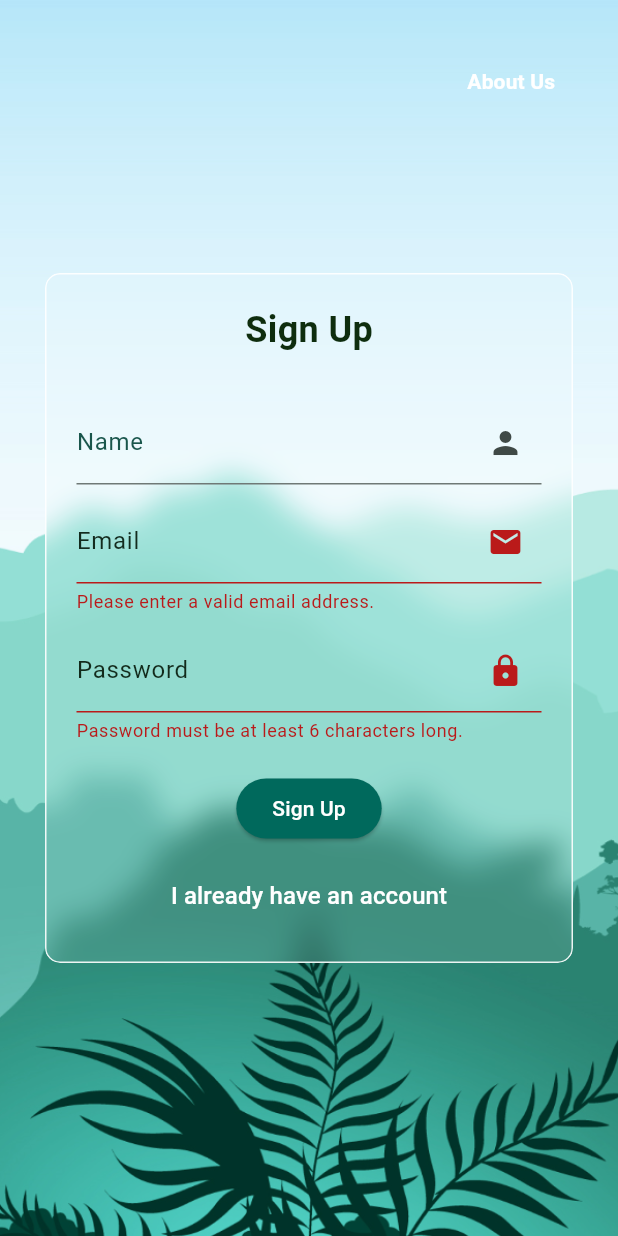
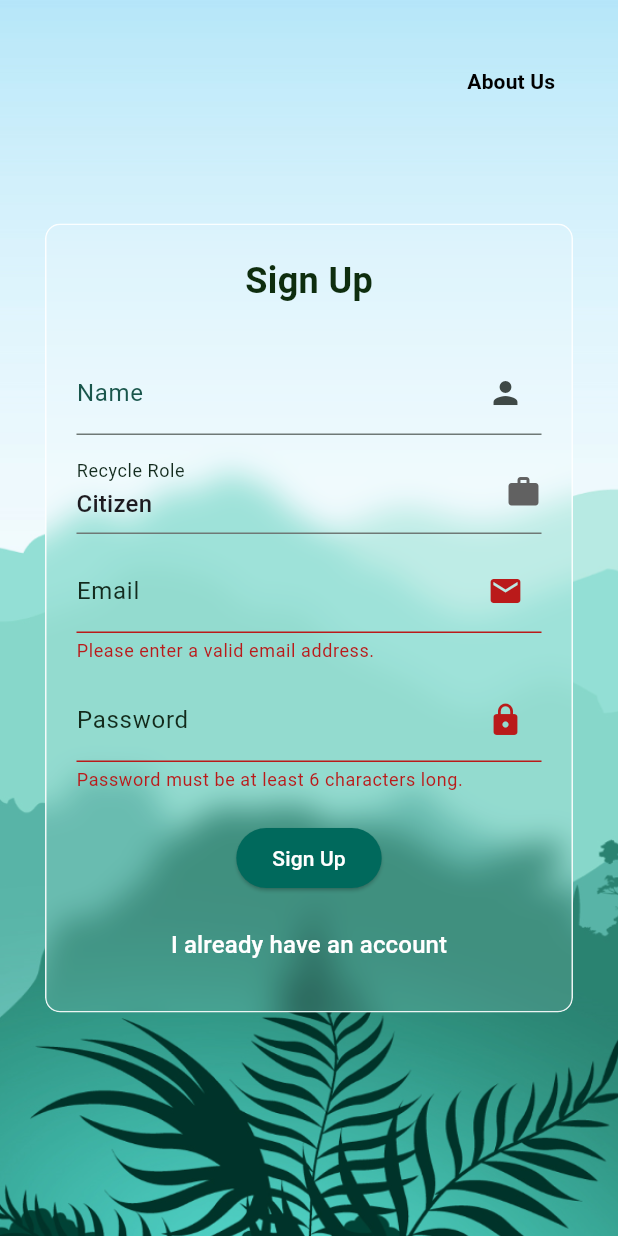
Before and after one commit to Pratika17/renewa-app-flutter, a Flutter app: the screen it shows after launch, after a tap on "Login", after a tap on "Create an account", on a phone screen of 412 x 824 dp. Run offline on Flutter 3.47's test engine with Material 3 defaults, Android fonts, the phone set to English and light mode, and no system bars; our stand-ins replace cloud_firestore, firebase_auth, firebase_core, firebase_storage, geolocator, google_fonts and 3 more; accounts and stored records are empty; Roboto replaces fonts that are missing (Judson).

Commit message:
recycling dynamic role loading

```diff
--- a/lib/screens/newFeatures/dealers_location_2.dart
+++ b/lib/screens/newFeatures/dealers_location_2.dart
@@ -41,10 +41,6 @@ class _DealerLocationScreenState extends State<DealerLocationScreen> {
         _submissionLocationCoords = LatLng(submissionLat, submissionLong);
       });
     }
-  }
-
-  void _onMapCreated(GoogleMapController controller) {
-    mapController = controller;
   }
 
   @override
--- a/lib/screens/newFeatures/plantpurchase.dart
+++ b/lib/screens/newFeatures/plantpurchase.dart
@@ -61,7 +61,7 @@ class PlantPurchaseScreen extends StatelessWidget {
 class PlantCard extends StatelessWidget {
   final Map<String, dynamic> plant;
 
-  const PlantCard({Key? key, required this.plant}) : super(key: key);
+  const PlantCard({super.key, required this.plant});
 
   @override
   Widget build(BuildContext context) {
--- a/lib/screens/register_page.dart
+++ b/lib/screens/register_page.dart
@@ -20,6 +20,7 @@ class _RegistrationScreenState extends State<RegistrationScreen> {
   var _email = '';
   var _password = '';
   var _name = '';
+  String _selectedRole = 'Citizen'; // Default value
   bool _isLoading = false;
 
   void _submit() async {
@@ -41,18 +42,23 @@ class _RegistrationScreenState extends State<RegistrationScreen> {
         );
       } else {
         // Sign-up logic
-        final userCredentials = await _firebaseAuth.createUserWithEmailAndPassword(
+        final userCredentials =
+            await _firebaseAuth.createUserWithEmailAndPassword(
           email: _email,
           password: _password,
         );
 
         // Add user to Firestore
-        await FirebaseFirestore.instance.collection('Users').doc(userCredentials.user!.uid).set({
+        await FirebaseFirestore.instance
+            .collection('Users')
+            .doc(userCredentials.user!.uid)
+            .set({
           'user_name': _name,
           'user_email': _email,
           'subscription_type': 'free',
-          'credits':0,
-          'recycle_award':0,
+          'credits': 0,
+          'recycle_award': 0,
+          'recycle_role': _selectedRole, // Save selected role
           'created_at': FieldValue.serverTimestamp(),
         });
       }
@@ -89,12 +95,14 @@ class _RegistrationScreenState extends State<RegistrationScreen> {
               onPressed: () {
                 Navigator.push(
                   context,
-                  MaterialPageRoute(builder: (context) => const AboutUsScreen()),
+                  MaterialPageRoute(
+                      builder: (context) => const AboutUsScreen()),
                 );
               },
               child: const Text(
                 'About Us',
-                style: TextStyle(fontWeight: FontWeight.bold, color: Colors.white),
+                style:
+                    TextStyle(fontWeight: FontWeight.bold, color: Colors.black),
               ),
             ),
           ),
@@ -153,6 +161,39 @@ class _RegistrationScreenState extends State<RegistrationScreen> {
                                 },
                               ),
                             const SizedBox(height: 10),
+                            if (!_isLogin)
+                              DropdownButtonFormField<String>(
+                                value: _selectedRole,
+                                decoration: const InputDecoration(
+                                  suffixIcon: Icon(Icons.work),
+                                  labelText: 'Recycle Role',
+                                  labelStyle: TextStyle(
+                                    color: Color.fromARGB(255, 19, 43, 30),
+                                  ),
+                                ),
+                                items: const [
+                                  DropdownMenuItem(
+                                    value: 'Citizen',
+                                    child: Text('Citizen'),
+                                  ),
+                                  DropdownMenuItem(
+                                    value: 'Collection Worker',
+                                    child: Text('Collection Worker'),
+                                  ),
+                                  DropdownMenuItem(
+                                    value: 'Dealer',
+                                    child: Text('Dealer'),
+                                  ),
+                                ],
+                                onChanged: (String? newValue) {
+                                  if (newValue != null) {
+                                    setState(() {
+                                      _selectedRole = newValue;
+                                    });
+                                  }
+                                },
+                              ),
+                            const SizedBox(height: 10),
                             // Email Field
                             TextFormField(
                               key: const ValueKey('email'),
@@ -201,13 +242,13 @@ class _RegistrationScreenState extends State<RegistrationScreen> {
                             ),
                             const SizedBox(height: 20),
                             // Loading Indicator or Submit Button
-                            if (_isLoading)
-                              const CircularProgressIndicator(),
+                            if (_isLoading) const CircularProgressIndicator(),
                             if (!_isLoading)
                               ElevatedButton(
                                 onPressed: _submit,
                                 style: ElevatedButton.styleFrom(
-                                  backgroundColor: const Color.fromRGBO(0, 105, 92, 1),
+                                  backgroundColor:
+                                      const Color.fromRGBO(0, 105, 92, 1),
                                   foregroundColor: Colors.white,
                                 ),
                                 child: Text(_isLogin ? 'Login' : 'Sign Up'),
@@ -221,8 +262,11 @@ class _RegistrationScreenState extends State<RegistrationScreen> {
                                 });
                               },
                               child: Text(
-                                _isLogin ? 'Create an account' : 'I already have an account',
-                                style: const TextStyle(color: Colors.white, fontSize: 16),
+                                _isLogin
+                                    ? 'Create an account'
+                                    : 'I already have an account',
+                                style: const TextStyle(
+                                    color: Colors.white, fontSize: 16),
                               ),
                             ),
                           ],
--- a/lib/widgets/main_drawer.dart
+++ b/lib/widgets/main_drawer.dart
@@ -2,8 +2,6 @@ import 'package:cloud_firestore/cloud_firestore.dart';
 import 'package:firebase_auth/firebase_auth.dart';
 import 'package:flutter/material.dart';
 import 'package:renewa/screens/newFeatures/credit_points.dart';
-import 'package:renewa/screens/profile/coupons_junior.dart';
-import 'package:renewa/screens/profile/coupons_senior.dart';
 import 'package:renewa/screens/profile/profile.dart';
 
 class MainDrawer extends StatelessWidget {
```
Also changed, not shown: lib/screens/campaigns/recycling.dart (+70 -18 lines), lib/screens/newFeatures/citizens.dart (+24 -16 lines), lib/screens/newFeatures/collection_workers.dart (+4 -25 lines), lib/screens/newFeatures/recycle_awards.dart (added, +144 -0 lines), lib/screens/newFeatures/collection_map.dart (deleted).
